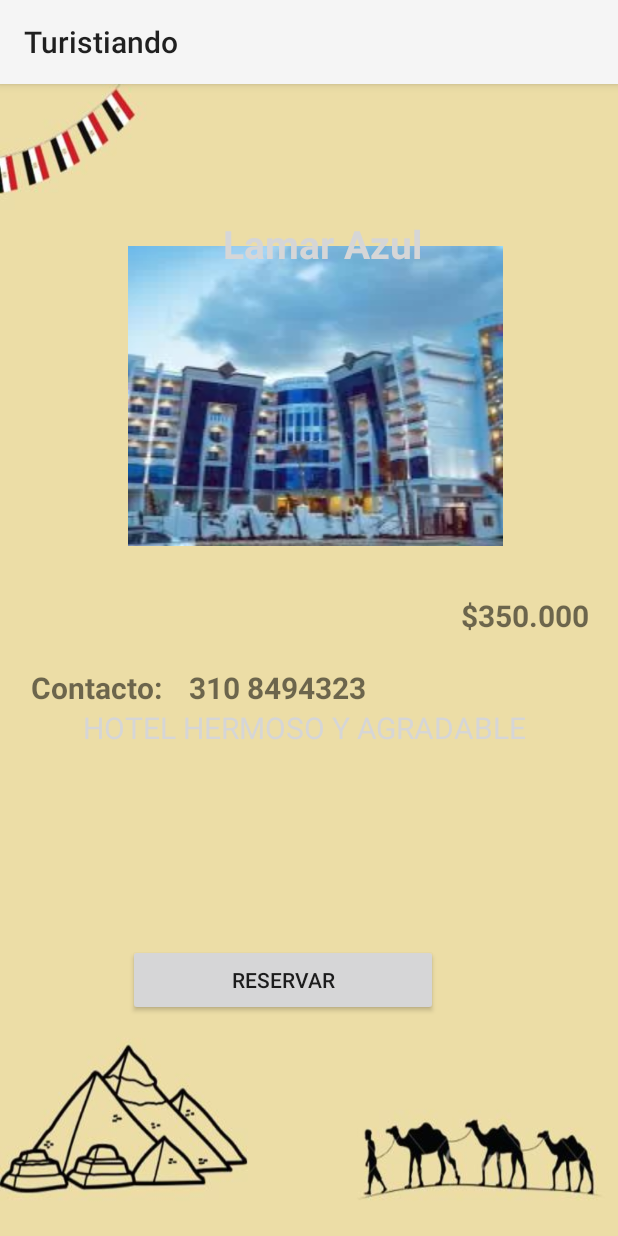
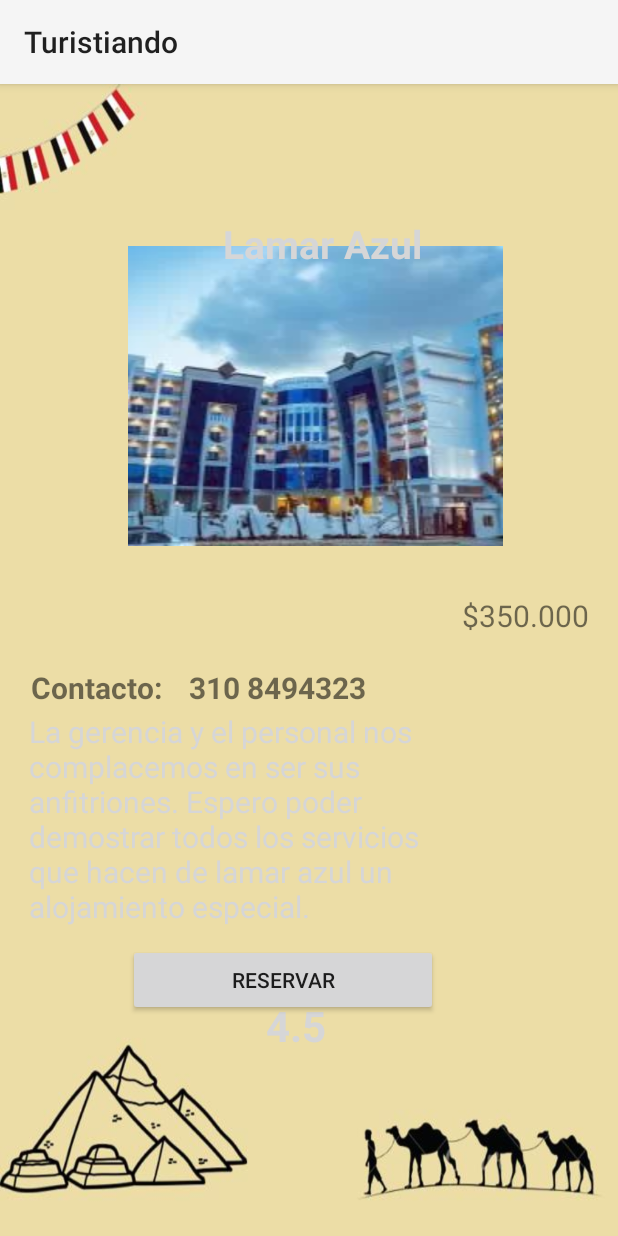
Before and after one commit to dayana2806/appp, an Android app: the Listahoteles screen opened directly, with no data from a screen before it, after a tap on "Lamar Azul", on a phone screen of 412 x 824 dp. Run offline under Robolectric (Android 15) with nearby library versions, the phone set to English and light mode, and no system bars.

Commit message:
entrega casi final

```diff
--- a/app/src/main/java/com/example/turistiandov2/Ampliarhotel.java
+++ b/app/src/main/java/com/example/turistiandov2/Ampliarhotel.java
@@ -16,6 +16,7 @@
     TextView nombreAmpliandoHotel;
     TextView descripcionhotel;
     TextView precioampliarhotel;
+    TextView puntajehotel;
 
 
 
@@ -27,6 +28,7 @@
         nombreAmpliandoHotel = findViewById(R.id.nombreampliarhoteles);
         descripcionhotel= findViewById(R.id.valoracionampliarhoteles);
         precioampliarhotel=findViewById(R.id.precioampliarthotel);
+        puntajehotel=findViewById(R.id.puntajehotel);
 
 
         moldehotel = (Moldehotel) getIntent().getSerializableExtra("datoshotel");
@@ -37,5 +39,6 @@
         nombreAmpliandoHotel.setText(moldehotel.getNombre());
         descripcionhotel.setText(moldehotel.getDescrpcion());
         precioampliarhotel.setText(moldehotel.getPrecio());
+        puntajehotel.setText(moldehotel.getPuntaje());
     }
 }
--- a/app/src/main/java/com/example/turistiandov2/Ampliarrestaurantes.java
+++ b/app/src/main/java/com/example/turistiandov2/Ampliarrestaurantes.java
@@ -16,6 +16,7 @@
     ImageView fotoampliarrestaurante;
     TextView nombreampliarrestauarnte;
     TextView numeroampliarrestaurante;
+    TextView puntajerestaurante;
 
     @Override
     protected void onCreate(Bundle savedInstanceState) {
@@ -24,6 +25,7 @@
         fotoampliarrestaurante=findViewById(R.id.fotolistarestaurantes);
         nombreampliarrestauarnte=findViewById(R.id.nombrerestaurante);
         numeroampliarrestaurante=findViewById(R.id.numero);
+        puntajerestaurante=findViewById(R.id.puntajerestaurante);
 
         molderestaurente=(Molderestaurante) getIntent().getSerializableExtra("datosrestaurante");
 
@@ -32,6 +34,7 @@
         fotoampliarrestaurante.setImageResource(molderestaurente.getFoto());
         nombreampliarrestauarnte.setText(molderestaurente.getNombre());
         numeroampliarrestaurante.setText(molderestaurente.getTelefono());
+        puntajerestaurante.setText(molderestaurente.getPuntaje());
 
     }
 }
--- a/app/src/main/java/com/example/turistiandov2/ListaSitiosTuristicos.java
+++ b/app/src/main/java/com/example/turistiandov2/ListaSitiosTuristicos.java
@@ -33,8 +33,8 @@
 
     }
     public void llenarListaConDatos(){
-        listasitiosturisticos.add(new Moldeturismo("Pirámides de Giza","Dayana","310-8494323","150.0000",R.drawable.turismouno));
-        listasitiosturisticos.add(new Moldeturismo(" Templo de Hatshepsut","Keiner","310-8494323","100.0000",R.drawable.turismotres));
-        listasitiosturisticos.add(new Moldeturismo("Templo de Lúxor","David","310-8494323","150.0000",R.drawable.turismocuatro));
+        listasitiosturisticos.add(new Moldeturismo("Pirámides de Giza","Dayana","310-8494323","150.0000",R.drawable.turismouno,"3.6","Las pirámides de Giza ocupan un destacado lugar en la lista de los mayores atractivos turísticos del planeta. Y ya lo hicieron desde tiempos remotos, pues supusieron una etapa destacada en el viaje del historiador griego Herodoto"));
+        listasitiosturisticos.add(new Moldeturismo("Templo de Hatshepsut","Keiner","310-8494323","100.0000",R.drawable.turismotres,"4.7","El templo es una preciosidad, puede que determinadas partes de la estructura hayan sido demasiado restauradas, pero sigue siendo una maravilla que no hay que perderse"));
+        listasitiosturisticos.add(new Moldeturismo("Templo de Lúxor","David","310-8494323","150.0000",R.drawable.turismocuatro,"4.1","El templo de Luxor, situado en el corazón de la antigua Tebas, se construyó esencialmente bajo las dinastías XVIII y XIX egipcias. Estaba consagrado al dios Amón bajo sus dos aspectos de Amón-Ra."));
     }
 }
--- a/app/src/main/java/com/example/turistiandov2/Listahoteles.java
+++ b/app/src/main/java/com/example/turistiandov2/Listahoteles.java
@@ -31,10 +31,10 @@
 
     }
     public void llenarListaConDatos(){
-        listaHoteles.add(new Moldehotel("Lamar Azul","$350.000","3108494323",R.drawable.e,"HOTEL HERMOSO Y AGRADABLE"));
-        listaHoteles.add(new Moldehotel("Helnan Auberge FayoumSe","$150.000","3108494323",R.drawable.helnan,"HOTEL HERMOSO Y AGRADABLE"));
-        listaHoteles.add(new Moldehotel("Jaz Maraya ResortSe","$450.000","3108494323",R.drawable.jaz,"HOTEL HERMOSO Y AGRADABLE"));
-        listaHoteles.add(new Moldehotel("Tolip El Fairouz HotelSe ","$400.000","3108494323",R.drawable.tolip,"HOTEL HERMOSO Y AGRADABLE"));
-        listaHoteles.add(new Moldehotel("TIME Coral Nuweiba ResortSe ","$320.000","3108494323",R.drawable.time,"HOTEL HERMOSO Y AGRADABLE"));
+        listaHoteles.add(new Moldehotel("Lamar Azul","$350.000","3108494323",R.drawable.e,"La gerencia y el personal nos complacemos en ser sus anfitriones. Espero poder demostrar todos los servicios que hacen de lamar azul un alojamiento especial.","4.5"));
+        listaHoteles.add(new Moldehotel("Helnan Auberge FayoumSe","$150.000","3108494323",R.drawable.helnan,"Comodidad, calidez, calidad, disfrute de verdad… Lo que busques de un buen Hotel en nuestro Hotel lo hallarás sin dudar.","5.0"));
+        listaHoteles.add(new Moldehotel("Jaz Maraya ResortSe","$450.000","3108494323",R.drawable.jaz,"La mejor estancia de tus vacaciones soñadas será nuestro Hotel, en el que sin dudas disfrutarás más que nada a más no poder.","3.8"));
+        listaHoteles.add(new Moldehotel("Tolip El Fairouz HotelSe ","$400.000","3108494323",R.drawable.tolip,"No sólo es una estancia, no sólo es un Hotel, es un lugar cálido, cómodo y maravilloso en el que muchas maravillosas experiencias podrás tener.","4.4"));
+        listaHoteles.add(new Moldehotel("Coral Nuweiba ResortSe ","$320.000","3108494323",R.drawable.time,"Que te sientas en nuestro Hotel tan bien como en tu hogar, es el propósito que nos proponemos día a día alcanzar y por el que nos esforzamos sin parar.","4.9"));
     }
 }
--- a/app/src/main/java/com/example/turistiandov2/adaptadores/AdaptadoresRestaurantes.java
+++ b/app/src/main/java/com/example/turistiandov2/adaptadores/AdaptadoresRestaurantes.java
@@ -59,6 +59,7 @@
         TextView preciorestaurante;
         TextView contactorestaurante;
         TextView platorestauarente;
+
         public viewHolder(@NonNull View itemView) {
             super(itemView);
             fotorestaurante=itemView.findViewById(R.id.fotolistarestaurantes);
@@ -75,6 +76,7 @@
             contactorestaurante.setText(molderestaurante.getTelefono());
             platorestauarente.setText(molderestaurante.getPlatorecomendado());
 
+
             itemView.setOnClickListener(new View.OnClickListener() {
                 @Override
                 public void onClick(View v) {
--- a/app/src/main/java/com/example/turistiandov2/moldes/Moldehotel.java
+++ b/app/src/main/java/com/example/turistiandov2/moldes/Moldehotel.java
@@ -9,19 +9,20 @@
     private String telefono;
     private Integer foto;
     private String descrpcion;
+    private String puntaje;
 
 
     public Moldehotel() { //constructor vacio
 
     }
 
-    public Moldehotel(String nombre, String precio, String telefono, Integer foto, String descrpcion) {
+    public Moldehotel(String nombre, String precio, String telefono, Integer foto, String descrpcion, String puntaje) {
         this.nombre = nombre;
         this.precio = precio;
         this.telefono = telefono;
         this.foto = foto;
         this.descrpcion = descrpcion;
-
+        this.puntaje = puntaje;
     }
 
     public String getDescrpcion() {
@@ -63,4 +64,10 @@
     public void setFoto(Integer foto) {
         this.foto = foto;
     }
+
+    public String getPuntaje() {
+        return puntaje;
+    }
+
+    public void  setPuntaje(String puntaje){this.puntaje = puntaje;}
 }
--- a/app/src/main/res/layout/activity_ampliarhotel.xml
+++ b/app/src/main/res/layout/activity_ampliarhotel.xml
@@ -84,10 +84,10 @@
             android:textSize="20dp"
             app:layout_constraintBottom_toBottomOf="parent"
             app:layout_constraintEnd_toEndOf="parent"
-            app:layout_constraintHorizontal_bias="0.495"
+            app:layout_constraintHorizontal_bias="0.171"
             app:layout_constraintStart_toStartOf="parent"
             app:layout_constraintTop_toTopOf="parent"
-            app:layout_constraintVertical_bias="0.994" />
+            app:layout_constraintVertical_bias="1.0" />
 
         <TextView
             android:id="@+id/precioampliarthotel"
@@ -95,7 +95,7 @@
             android:layout_height="wrap_content"
             android:text=" $200.000 COP"
             android:textSize="20dp"
-            android:textStyle="bold"
+            android:textStyle="normal"
             app:layout_constraintBottom_toBottomOf="parent"
             app:layout_constraintEnd_toEndOf="parent"
             app:layout_constraintHorizontal_bias="0.941"
@@ -105,5 +105,20 @@
 
             />
 
+        <TextView
+            android:id="@+id/puntajehotel"
+            android:layout_width="wrap_content"
+            android:layout_height="wrap_content"
+            app:layout_constraintBottom_toBottomOf="parent"
+            app:layout_constraintEnd_toEndOf="parent"
+            app:layout_constraintHorizontal_bias="0.476"
+            app:layout_constraintStart_toStartOf="parent"
+            android:text="4.5"
+            android:textSize="28dp"
+            android:textStyle="bold"
+            android:textColor="@color/coral"
+            app:layout_constraintTop_toTopOf="parent"
+            app:layout_constraintVertical_bias="0.834" />
+
 
 </androidx.constraintlayout.widget.ConstraintLayout>
```
Also changed, not shown: app/src/main/java/com/example/turistiandov2/Ampliarturismo.java (+6 -1 lines), app/src/main/java/com/example/turistiandov2/Listarestaurante.java (+4 -4 lines), app/src/main/java/com/example/turistiandov2/moldes/Molderestaurante.java (+8 -1 lines), app/src/main/java/com/example/turistiandov2/moldes/Moldeturismo.java (+13 -1 lines), app/src/main/res/layout/activity_ampliarrestaurantes.xml (+15 -0 lines), app/src/main/res/layout/activity_ampliarturismo.xml (+15 -0 lines).
